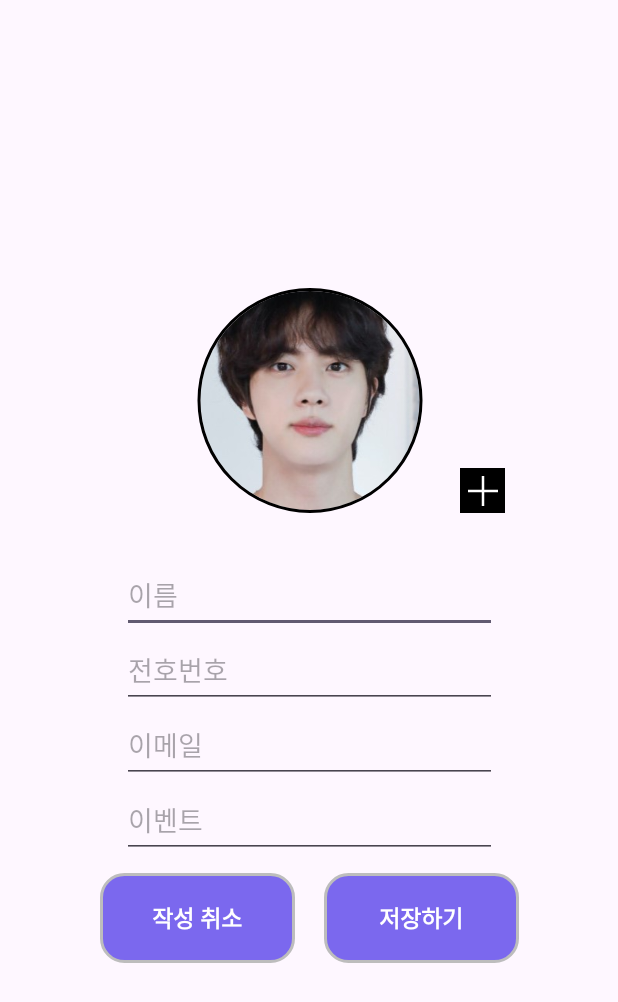
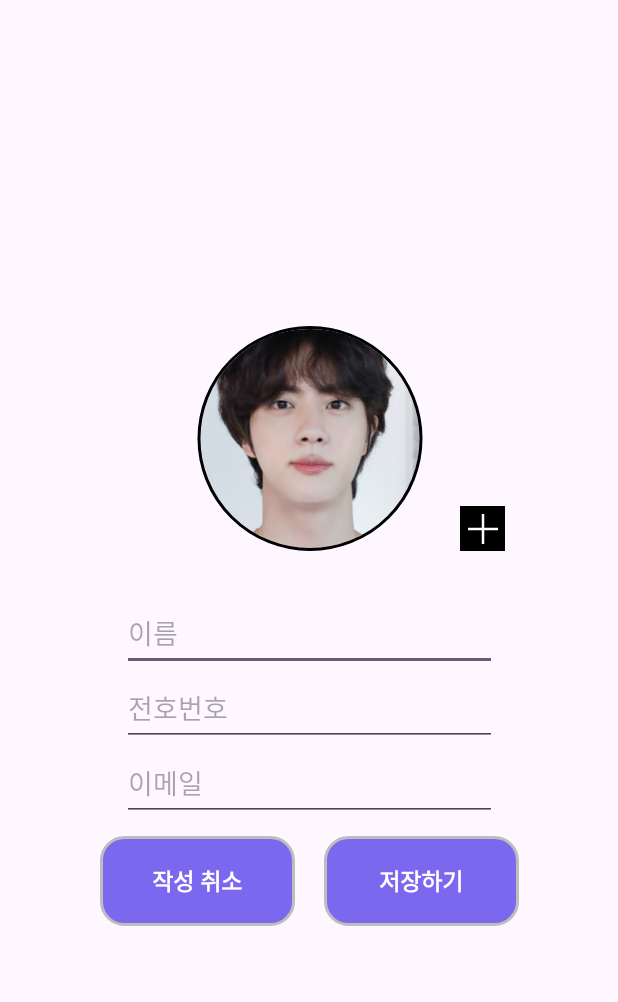
Before and after one commit to NBC-Project-closer/Closer, an Android app: the layout fragment_save_info.xml on its own in the app's theme, with its tools: preview values and no code run, on a phone screen of 412 x 824 dp. Shown: the top 1002 px of the screen. Run offline under Robolectric (Android 15) with nearby library versions, the phone set to English and light mode, and no system bars.

Commit message:
이벤트 제거

```diff
--- a/app/src/main/res/layout/fragment_save_info.xml
+++ b/app/src/main/res/layout/fragment_save_info.xml
@@ -9,7 +9,7 @@
 
     <androidx.constraintlayout.widget.ConstraintLayout
         android:layout_width="350dp"
-        android:layout_height="500dp"
+        android:layout_height="450dp"
         app:layout_constraintBottom_toBottomOf="parent"
         app:layout_constraintEnd_toEndOf="parent"
         app:layout_constraintStart_toStartOf="parent"
@@ -67,19 +67,6 @@
             app:layout_constraintStart_toStartOf="@id/dialog_phone_number"
             app:layout_constraintTop_toTopOf="@id/dialog_phone_number" />
 
-        <EditText
-            android:id="@+id/diarog_event"
-            android:layout_width="match_parent"
-            android:layout_height="50dp"
-            android:layout_marginStart="50dp"
-            android:layout_marginTop="50dp"
-            android:layout_marginEnd="50dp"
-            android:hint="@string/dialog_event"
-            android:inputType="text"
-            app:layout_constraintEnd_toEndOf="@+id/dialog_email"
-            app:layout_constraintStart_toStartOf="@+id/dialog_email"
-            app:layout_constraintTop_toTopOf="@+id/dialog_email" />
-
         <androidx.appcompat.widget.AppCompatButton
             android:id="@+id/dialog_save"
             android:layout_width="130dp"
```
